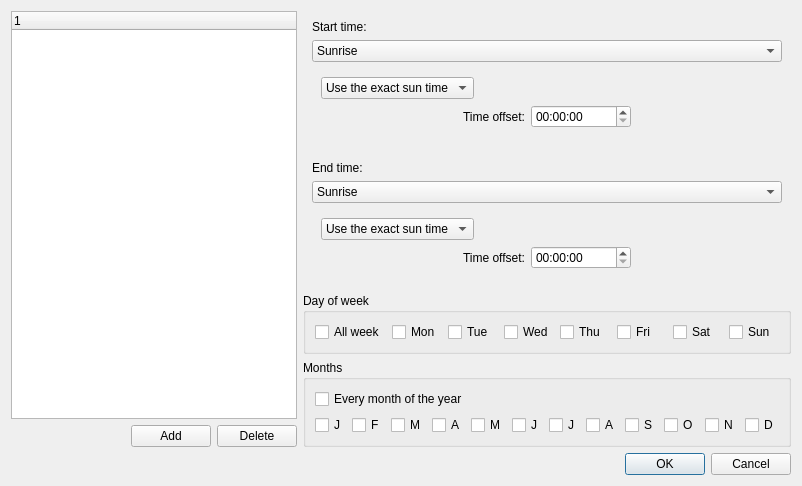
This is data/DialogEditTimeRange.ui in calaos/calaos_installer as Qt 5 draws it before an edit. The edited form follows.
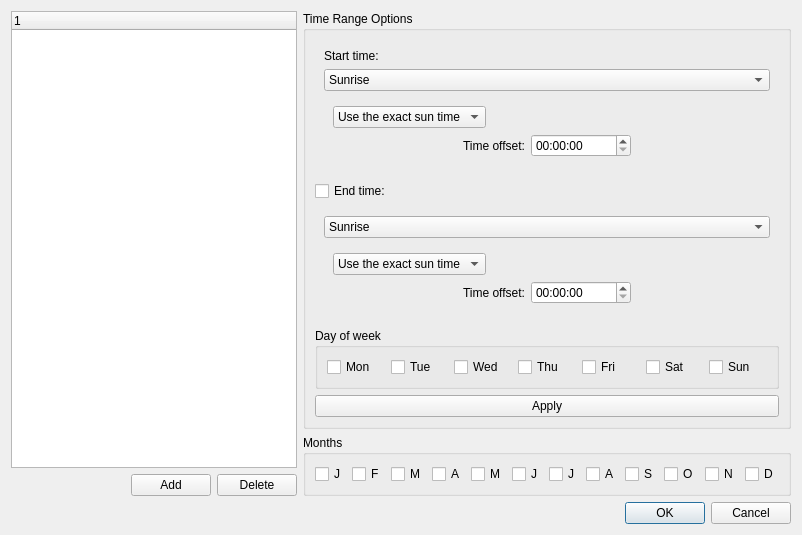
This is the edited form. Icons and pictures are not drawn.

Commit message: Make the time range editor work

```diff
--- a/data/DialogEditTimeRange.ui
+++ b/data/DialogEditTimeRange.ui
@@ -7,7 +7,7 @@
     <x>0</x>
     <y>0</y>
     <width>802</width>
-    <height>480</height>
+    <height>511</height>
    </rect>
   </property>
   <property name="windowTitle">
@@ -71,7 +71,13 @@
      <item>
       <layout class="QVBoxLayout" name="verticalLayout_8">
        <item>
-        <widget class="QFrame" name="frame">
+        <widget class="QGroupBox" name="groupBoxRange">
+         <property name="title">
+          <string>Time Range Options</string>
+         </property>
+         <layout class="QVBoxLayout" name="verticalLayout_11">
+          <item>
+           <widget class="QFrame" name="frameStart">
          <property name="frameShadow">
           <enum>QFrame::Plain</enum>
          </property>
@@ -291,19 +297,19 @@
         </widget>
        </item>
        <item>
-        <widget class="QFrame" name="frame_2">
-         <property name="frameShadow">
-          <enum>QFrame::Plain</enum>
-         </property>
-         <layout class="QVBoxLayout" name="verticalLayout_5">
-          <item>
-           <widget class="QLabel" name="label_2">
+           <widget class="QCheckBox" name="checkBoxEndTime">
             <property name="text">
              <string>End time:</string>
             </property>
            </widget>
           </item>
           <item>
+           <widget class="QFrame" name="frameEnd">
+            <property name="frameShadow">
+             <enum>QFrame::Plain</enum>
+            </property>
+            <layout class="QVBoxLayout" name="verticalLayout_5">
+             <item>
            <widget class="QComboBox" name="comboTypeEnd">
             <property name="currentIndex">
              <number>1</number>
@@ -512,17 +518,16 @@
        </item>
        <item>
         <widget class="QGroupBox" name="groupBox">
+            <property name="sizePolicy">
+             <sizepolicy hsizetype="Preferred" vsizetype="Maximum">
+              <horstretch>0</horstretch>
+              <verstretch>0</verstretch>
+             </sizepolicy>
+            </property>
          <property name="title">
           <string>Day of week</string>
          </property>
          <layout class="QHBoxLayout" name="horizontalLayout">
-          <item>
-           <widget class="QCheckBox" name="checkBoxAllWeek">
-            <property name="text">
-             <string>All week</string>
-            </property>
-           </widget>
-          </item>
           <item>
            <widget class="QCheckBox" name="checkBoxMonday">
             <property name="text">
@@ -576,18 +581,27 @@
         </widget>
        </item>
        <item>
+           <widget class="QPushButton" name="pushButtonApply">
+            <property name="text">
+             <string>Apply</string>
+            </property>
+           </widget>
+          </item>
+         </layout>
+        </widget>
+       </item>
+       <item>
         <widget class="QGroupBox" name="groupBox_2">
+         <property name="sizePolicy">
+          <sizepolicy hsizetype="Preferred" vsizetype="Maximum">
+           <horstretch>0</horstretch>
+           <verstretch>0</verstretch>
+          </sizepolicy>
+         </property>
          <property name="title">
           <string>Months</string>
          </property>
          <layout class="QVBoxLayout" name="verticalLayout">
-          <item>
-           <widget class="QCheckBox" name="checkBoxAllMonths">
-            <property name="text">
-             <string>Every month of the year</string>
-            </property>
-           </widget>
-          </item>
           <item>
            <layout class="QHBoxLayout" name="horizontalLayout_3">
             <item>
```
Lines whose indentation alone changed are shown as unchanged. The commit also changes 4 other files.
